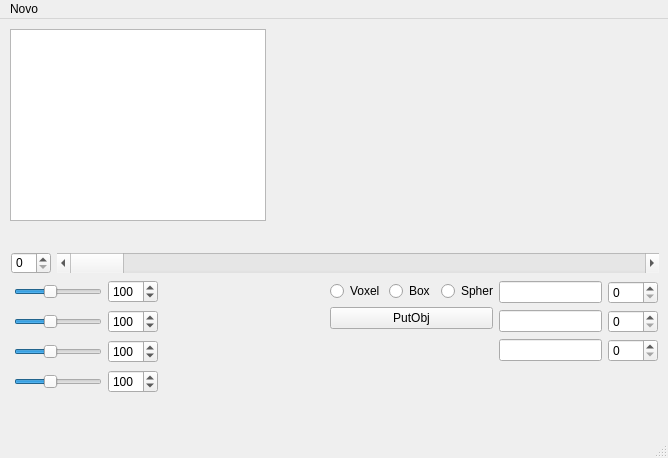
The window that Unidade3/3UV1/mainwindow.ui (cauanliima/UFRN2020PA) describes before a commit, drawn with Qt 5.
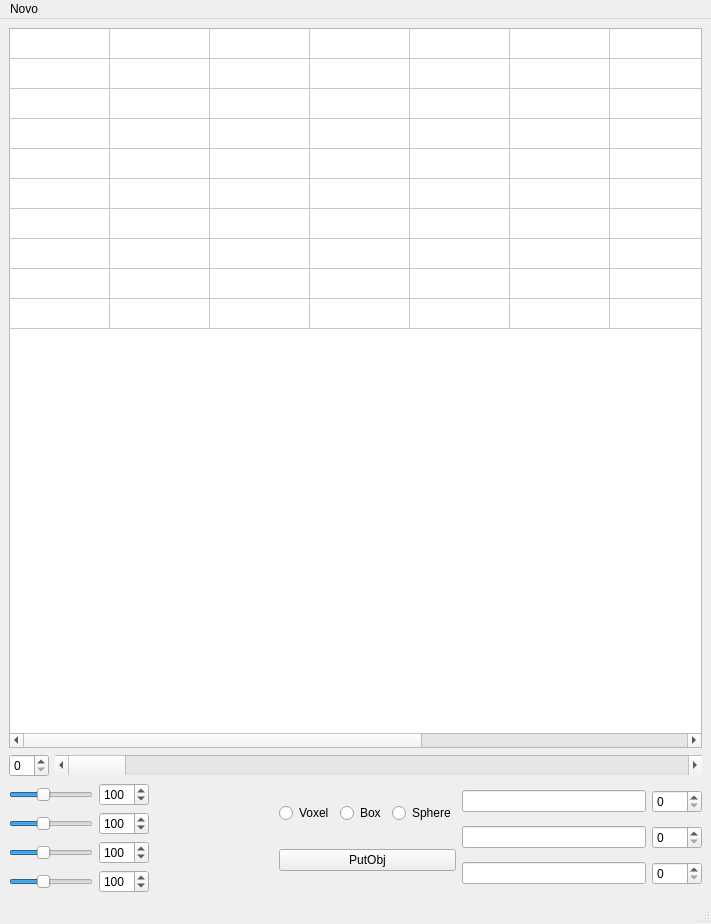
The same window after the commit. Custom widgets are drawn as their Qt base class.

Patch:
```diff
--- a/Unidade3/3UV1/mainwindow.ui
+++ b/Unidade3/3UV1/mainwindow.ui
@@ -9,58 +9,60 @@
    <rect>
     <x>0</x>
     <y>0</y>
-    <width>668</width>
-    <height>458</height>
+    <width>711</width>
+    <height>924</height>
    </rect>
   </property>
   <property name="windowTitle">
    <string>MainWindow</string>
   </property>
   <widget class="QWidget" name="centralwidget">
-   <widget class="Plotter" name="widget" native="true">
+   <layout class="QHBoxLayout" name="horizontalLayout_8">
+    <item>
+     <layout class="QVBoxLayout" name="verticalLayout_4">
+      <item>
+       <widget class="QTableWidget" name="MatrizVoxel">
     <property name="enabled">
      <bool>true</bool>
     </property>
-    <property name="geometry">
-     <rect>
-      <x>200</x>
-      <y>280</y>
-      <width>80</width>
-      <height>80</height>
-     </rect>
-    </property>
-    <property name="minimumSize">
-     <size>
-      <width>80</width>
-      <height>80</height>
-     </size>
-    </property>
-    <property name="maximumSize">
-     <size>
-      <width>80</width>
-      <height>80</height>
-     </size>
-    </property>
-   </widget>
-   <widget class="QTableWidget" name="tableWidget">
-    <property name="geometry">
-     <rect>
-      <x>10</x>
-      <y>10</y>
-      <width>256</width>
-      <height>192</height>
-     </rect>
-    </property>
-   </widget>
-   <widget class="QWidget" name="layoutWidget">
-    <property name="geometry">
-     <rect>
-      <x>11</x>
-      <y>233</y>
-      <width>648</width>
-      <height>22</height>
-     </rect>
-    </property>
+        <property name="rowCount">
+         <number>10</number>
+        </property>
+        <property name="columnCount">
+         <number>10</number>
+        </property>
+        <attribute name="horizontalHeaderVisible">
+         <bool>false</bool>
+        </attribute>
+        <attribute name="verticalHeaderVisible">
+         <bool>false</bool>
+        </attribute>
+        <attribute name="verticalHeaderCascadingSectionResizes">
+         <bool>false</bool>
+        </attribute>
+        <row/>
+        <row/>
+        <row/>
+        <row/>
+        <row/>
+        <row/>
+        <row/>
+        <row/>
+        <row/>
+        <row/>
+        <column/>
+        <column/>
+        <column/>
+        <column/>
+        <column/>
+        <column/>
+        <column/>
+        <column/>
+        <column/>
+        <column/>
+       </widget>
+      </item>
+      <item>
     <layout class="QHBoxLayout" name="horizontalLayout_7">
      <item>
       <widget class="QSpinBox" name="spinBoxBar">
@@ -92,159 +94,12 @@
       </widget>
      </item>
     </layout>
-   </widget>
-   <widget class="QWidget" name="layoutWidget">
-    <property name="geometry">
-     <rect>
-      <x>499</x>
-      <y>262</y>
-      <width>159</width>
-      <height>82</height>
-     </rect>
-    </property>
-    <layout class="QVBoxLayout" name="verticalLayout_3">
-     <item>
-      <layout class="QHBoxLayout" name="horizontalLayout">
-       <item>
-        <widget class="QLineEdit" name="lineEdit">
-         <property name="enabled">
-          <bool>true</bool>
-         </property>
-         <property name="text">
-          <string/>
-         </property>
-        </widget>
        </item>
        <item>
-        <widget class="QSpinBox" name="spinBox_1">
-         <property name="enabled">
-          <bool>true</bool>
-         </property>
-         <property name="minimumSize">
-          <size>
-           <width>50</width>
-           <height>0</height>
-          </size>
-         </property>
-         <property name="maximumSize">
-          <size>
-           <width>70</width>
-           <height>16777215</height>
-          </size>
-         </property>
-        </widget>
-       </item>
-      </layout>
-     </item>
+       <layout class="QHBoxLayout" name="horizontalLayout_6">
      <item>
-      <layout class="QHBoxLayout" name="horizontalLayout_5">
+         <layout class="QHBoxLayout" name="horizontalLayout_2">
        <item>
-        <widget class="QLineEdit" name="lineEdit_3">
-         <property name="text">
-          <string/>
-         </property>
-        </widget>
-       </item>
-       <item>
-        <widget class="QSpinBox" name="spinBox_3">
-         <property name="minimumSize">
-          <size>
-           <width>50</width>
-           <height>0</height>
-          </size>
-         </property>
-         <property name="maximumSize">
-          <size>
-           <width>70</width>
-           <height>16777215</height>
-          </size>
-         </property>
-        </widget>
-       </item>
-      </layout>
-     </item>
-     <item>
-      <layout class="QHBoxLayout" name="horizontalLayout_4">
-       <item>
-        <widget class="QLineEdit" name="lineEdit_2">
-         <property name="text">
-          <string/>
-         </property>
-        </widget>
-       </item>
-       <item>
-        <widget class="QSpinBox" name="spinBox_2">
-         <property name="minimumSize">
-          <size>
-           <width>50</width>
-           <height>0</height>
-          </size>
-         </property>
-         <property name="maximumSize">
-          <size>
-           <width>70</width>
-           <height>16777215</height>
-          </size>
-         </property>
-        </widget>
-       </item>
-      </layout>
-     </item>
-    </layout>
-   </widget>
-   <widget class="QWidget" name="layoutWidget">
-    <property name="geometry">
-     <rect>
-      <x>330</x>
-      <y>262</y>
-      <width>163</width>
-      <height>50</height>
-     </rect>
-    </property>
-    <layout class="QVBoxLayout" name="verticalLayout_2">
-     <item>
-      <layout class="QHBoxLayout" name="horizontalLayout_3">
-       <item>
-        <widget class="QRadioButton" name="radioVoxel">
-         <property name="text">
-          <string>Voxel</string>
-         </property>
-        </widget>
-       </item>
-       <item>
-        <widget class="QRadioButton" name="radioBox">
-         <property name="text">
-          <string>Box</string>
-         </property>
-        </widget>
-       </item>
-       <item>
-        <widget class="QRadioButton" name="radioSphere">
-         <property name="text">
-          <string>Sphere</string>
-         </property>
-        </widget>
-       </item>
-      </layout>
-     </item>
-     <item>
-      <widget class="QPushButton" name="ButtonPutCut">
-       <property name="text">
-        <string>PutObj</string>
-       </property>
-      </widget>
-     </item>
-    </layout>
-   </widget>
-   <widget class="QWidget" name="layoutWidget">
-    <property name="geometry">
-     <rect>
-      <x>14</x>
-      <y>260</y>
-      <width>144</width>
-      <height>116</height>
-     </rect>
-    </property>
     <layout class="QVBoxLayout" name="verticalLayout">
      <item>
       <layout class="QHBoxLayout" name="horizontalLayout_R">
@@ -409,14 +264,180 @@
       </layout>
      </item>
     </layout>
-   </widget>
+          </item>
+          <item>
+           <spacer name="horizontalSpacer">
+            <property name="orientation">
+             <enum>Qt::Horizontal</enum>
+            </property>
+            <property name="sizeHint" stdset="0">
+             <size>
+              <width>18</width>
+              <height>20</height>
+             </size>
+            </property>
+           </spacer>
+          </item>
+          <item>
+           <widget class="Plotter" name="widget" native="true">
+            <property name="enabled">
+             <bool>true</bool>
+            </property>
+            <property name="minimumSize">
+             <size>
+              <width>100</width>
+              <height>100</height>
+             </size>
+            </property>
+            <property name="maximumSize">
+             <size>
+              <width>80</width>
+              <height>80</height>
+             </size>
+            </property>
+           </widget>
+          </item>
+         </layout>
+        </item>
+        <item>
+         <layout class="QVBoxLayout" name="verticalLayout_2">
+          <item>
+           <layout class="QHBoxLayout" name="horizontalLayout_3">
+            <item>
+             <widget class="QRadioButton" name="radioVoxel">
+              <property name="text">
+               <string>Voxel</string>
+              </property>
+             </widget>
+            </item>
+            <item>
+             <widget class="QRadioButton" name="radioBox">
+              <property name="text">
+               <string>Box</string>
+              </property>
+             </widget>
+            </item>
+            <item>
+             <widget class="QRadioButton" name="radioSphere">
+              <property name="text">
+               <string>Sphere</string>
+              </property>
+             </widget>
+            </item>
+           </layout>
+          </item>
+          <item>
+           <widget class="QPushButton" name="ButtonPutCut">
+            <property name="text">
+             <string>PutObj</string>
+            </property>
+           </widget>
+          </item>
+         </layout>
+        </item>
+        <item>
+         <layout class="QVBoxLayout" name="verticalLayout_3">
+          <item>
+           <layout class="QHBoxLayout" name="horizontalLayout">
+            <item>
+             <widget class="QLineEdit" name="lineEdit">
+              <property name="enabled">
+               <bool>true</bool>
+              </property>
+              <property name="text">
+               <string/>
+              </property>
+             </widget>
+            </item>
+            <item>
+             <widget class="QSpinBox" name="spinBox_1">
+              <property name="enabled">
+               <bool>true</bool>
+              </property>
+              <property name="minimumSize">
+               <size>
+                <width>50</width>
+                <height>0</height>
+               </size>
+              </property>
+              <property name="maximumSize">
+               <size>
+                <width>70</width>
+                <height>16777215</height>
+               </size>
+              </property>
+             </widget>
+            </item>
+           </layout>
+          </item>
+          <item>
+           <layout class="QHBoxLayout" name="horizontalLayout_5">
+            <item>
+             <widget class="QLineEdit" name="lineEdit_3">
+              <property name="text">
+               <string/>
+              </property>
+             </widget>
+            </item>
+            <item>
+             <widget class="QSpinBox" name="spinBox_3">
+              <property name="minimumSize">
+               <size>
+                <width>50</width>
+                <height>0</height>
+               </size>
+              </property>
+              <property name="maximumSize">
+               <size>
+                <width>70</width>
+                <height>16777215</height>
+               </size>
+              </property>
+             </widget>
+            </item>
+           </layout>
+          </item>
+          <item>
+           <layout class="QHBoxLayout" name="horizontalLayout_4">
+            <item>
+             <widget class="QLineEdit" name="lineEdit_2">
+              <property name="text">
+               <string/>
+              </property>
+             </widget>
+            </item>
+            <item>
+             <widget class="QSpinBox" name="spinBox_2">
+              <property name="minimumSize">
+               <size>
+                <width>50</width>
+                <height>0</height>
+               </size>
+              </property>
+              <property name="maximumSize">
+               <size>
+                <width>70</width>
+                <height>16777215</height>
+               </size>
+              </property>
+             </widget>
+            </item>
+           </layout>
+          </item>
+         </layout>
+        </item>
+       </layout>
+      </item>
+     </layout>
+    </item>
+   </layout>
   </widget>
   <widget class="QMenuBar" name="menubar">
    <property name="geometry">
     <rect>
      <x>0</x>
      <y>0</y>
-     <width>668</width>
+     <width>711</width>
      <height>21</height>
     </rect>
    </property>
```
Left out of the diff: 92 changed lines with no effect on the pictures. Lines whose indentation alone changed are shown as unchanged.
